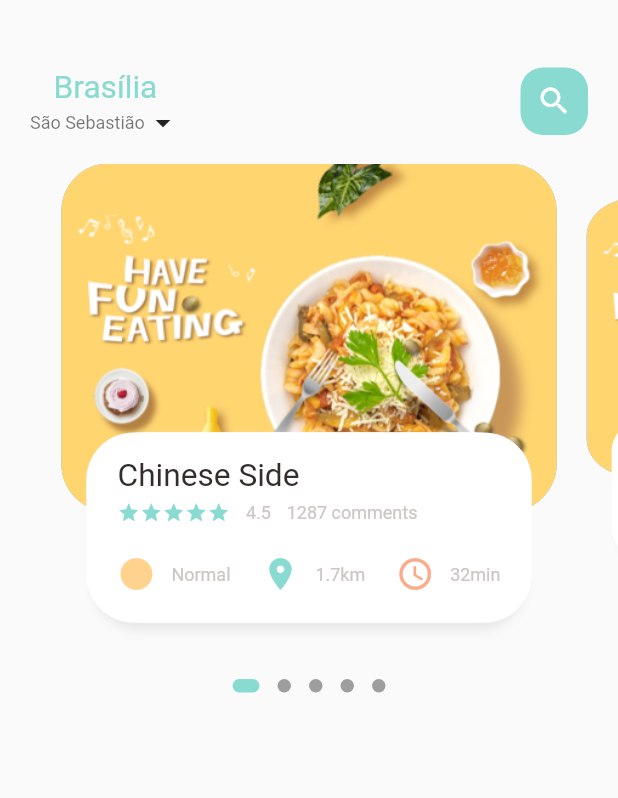
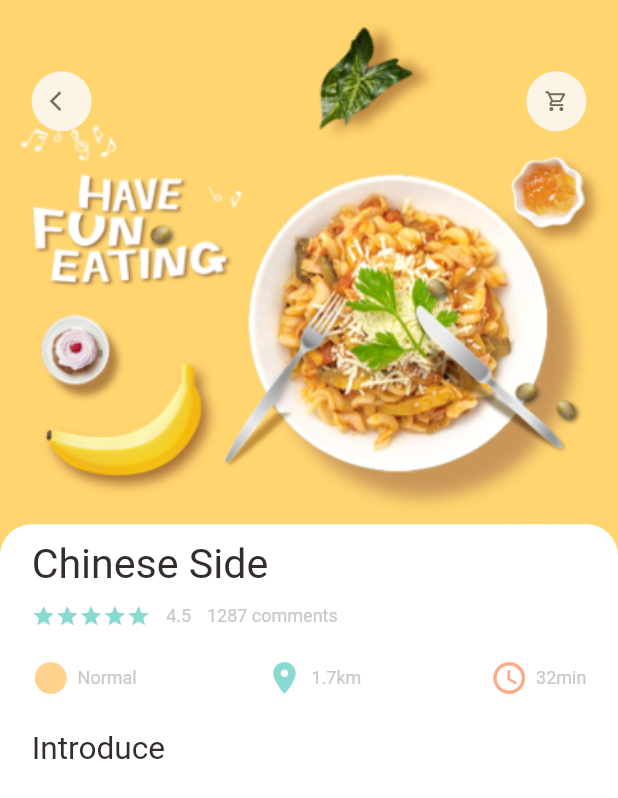
Before and after one commit to gbllopes/food-delivery-app, a Flutter app: the screen it shows after launch, on a phone screen of 412 x 824 dp. Shown: the top 798 px of the screen. Run offline on Flutter 3.47's test engine with Material 2 defaults, Android fonts, the light colour scheme and no system bars; drawn by our look-alikes of dots_indicator; our stand-ins replace get.

Commit message:
Criando página de detalhamento da comida.

```diff
--- a/lib/main.dart
+++ b/lib/main.dart
@@ -1,7 +1,8 @@
 import 'package:flutter/material.dart';
 import 'package:flutter/services.dart';
+import 'package:food_deliveryapp/pages/food/popular_food_detail.dart';
 import 'package:get/get.dart';
-import 'home/main_food_page.dart';
+import 'pages/home/main_food_page.dart';
 
 void main() {
   SystemChrome.setSystemUIOverlayStyle(SystemUiOverlayStyle(
@@ -22,7 +23,7 @@ class MyApp extends StatelessWidget {
       theme: ThemeData(
         primarySwatch: Colors.blue,
       ),
-      home: MainFoodPage(),
+      home: PopularFoodDetail(),
     );
   }
 }
--- /dev/null
+++ b/lib/pages/food/popular_food_detail.dart
@@ -0,0 +1,101 @@
+import 'package:flutter/material.dart';
+import 'package:food_deliveryapp/utils/dimensions.dart';
+import 'package:food_deliveryapp/widgets/app_icon.dart';
+
+import '../../utils/colors.dart';
+import '../../widgets/IconAndTextWidget.dart';
+import '../../widgets/app_column.dart';
+import '../../widgets/big_text.dart';
+import '../../widgets/small_text.dart';
+
+class PopularFoodDetail extends StatelessWidget {
+  const PopularFoodDetail({Key? key}) : super(key: key);
+
+  @override
+  Widget build(BuildContext context) {
+    return Scaffold(
+      backgroundColor: Colors.white,
+      body: Stack(
+        children: [
+          Positioned(
+            left: 0,
+            right: 0,
+            child: Container(
+              width: double.maxFinite,
+              height: Dimensions.popularFoodImgSize,
+              decoration: BoxDecoration(
+                image: DecorationImage(
+                  fit: BoxFit.cover,
+                  image: AssetImage('assets/image/food0.png'),
+                ),
+              ),
+            ),
+          ),
+          Positioned(
+            top: Dimensions.height45,
+            left: Dimensions.width20,
+            right: Dimensions.width20,
+            child: Row(
+              mainAxisAlignment: MainAxisAlignment.spaceBetween,
+              children: [
+                AppIcon(icon: Icons.arrow_back_ios),
+                AppIcon(icon: Icons.shopping_cart_outlined),
+              ],
+            ),
+          ),
+          Positioned(
+            left: 0,
+            right: 0,
+            bottom: 0,
+            top: Dimensions.popularFoodImgSize - 20,
+            child: Container(
+              padding: EdgeInsets.symmetric(
+                horizontal: Dimensions.width20,
+                vertical: Dimensions.height10,
+              ),
+              decoration: BoxDecoration(
+                  color: Colors.white,
+                  borderRadius: BorderRadius.only(
+                    topLeft: Radius.circular(Dimensions.radius20),
+                    topRight: Radius.circular(Dimensions.radius20),
+                  )),
+              child: Column(
+                crossAxisAlignment: CrossAxisAlignment.start,
+                children: [
+                  AppColumn(
+                    text: 'Chinese Side',
+                    textSize: Dimensions.font26,
+                  ),
+                  SizedBox(height: Dimensions.height20),
+                  BigText(text: 'Introduce')
+                ],
+              ),
+            ),
+          )
+        ],
+      ),
+      bottomNavigationBar: Container(
+        height: Dimensions.bottomNavigationSize,
+        padding: EdgeInsets.symmetric(
+            vertical: Dimensions.height30, horizontal: Dimensions.width20),
+        decoration: BoxDecoration(
+          color: AppColors.buttonBackgroundColor,
+          borderRadius: BorderRadius.only(
+            topLeft: Radius.circular(Dimensions.radius20 * 2),
+            topRight: Radius.circular(Dimensions.radius20 * 2),
+          ),
+        ),
+        child: Row(
+          children: [
+            Container(
+              decoration: BoxDecoration(
+                borderRadius: BorderRadius.circular(Dimensions.radius20),
+                color: Colors.white,
+              ),
+            )
+          ],
+        ),
+      ),
+    );
+  }
+}
--- a/lib/home/main_food_page.dart
+++ b/lib/pages/home/main_food_page.dart
@@ -1,8 +1,9 @@
 import 'package:flutter/material.dart';
+import 'package:food_deliveryapp/utils/dimensions.dart';
 
-import '../utils/colors.dart';
-import '../widgets/big_text.dart';
-import '../widgets/small_text.dart';
+import '../../utils/colors.dart';
+import '../../widgets/big_text.dart';
+import '../../widgets/small_text.dart';
 import 'food_page_body.dart';
 
 class MainFoodPage extends StatefulWidget {
@@ -19,13 +20,15 @@ class _MainFoodPageState extends State<MainFoodPage> {
         body: Column(
       children: [
         Container(
-          margin: EdgeInsets.only(top: 45, bottom: 15),
-          padding: EdgeInsets.symmetric(horizontal: 20),
+          margin: EdgeInsets.only(
+              top: Dimensions.height45, bottom: Dimensions.height15),
+          padding: EdgeInsets.symmetric(horizontal: Dimensions.height20),
           child: Row(
             mainAxisAlignment: MainAxisAlignment.spaceBetween,
             crossAxisAlignment: CrossAxisAlignment.start,
             children: [
               Column(
+                crossAxisAlignment: CrossAxisAlignment.start,
                 children: [
                   BigText(
                     text: 'Brasília',
@@ -41,10 +44,10 @@ class _MainFoodPageState extends State<MainFoodPage> {
                 ],
               ),
               Container(
-                width: 45,
-                height: 45,
+                width: Dimensions.width45,
+                height: Dimensions.height45,
                 decoration: BoxDecoration(
-                    borderRadius: BorderRadius.circular(15),
+                    borderRadius: BorderRadius.circular(Dimensions.radius05),
                     color: AppColors.mainColor),
                 child: Icon(
                   Icons.search,
@@ -54,7 +57,11 @@ class _MainFoodPageState extends State<MainFoodPage> {
             ],
           ),
         ),
-        FoodPageBody()
+        Expanded(
+          child: SingleChildScrollView(
+            child: FoodPageBody(),
+          ),
+        )
       ],
     ));
   }
--- a/lib/utils/dimensions.dart
+++ b/lib/utils/dimensions.dart
@@ -9,22 +9,44 @@ class Dimensions {
   static double pageViewContainer = screenHeight / 3.55;
   static double pageViewTextContainer = screenHeight / 6.50;
 
-  //dynamic padding, margin and height
-  static double height10 = screenHeight / 159.2;
+  //Dynamic Padding, Margin and Height
+  static double height05 = screenHeight / 156.2;
+  static double height10 = screenHeight / 78.1;
   static double height15 = screenHeight / 52.06;
   static double height20 = screenHeight / 39.05;
   static double height30 = screenHeight / 26.03;
+  static double height45 = screenHeight / 17.35;
 
-  //dynamic padding, margin and width
-  static double width05 = screenHeight / 78.1;
+  //Dynamic Padding, Margin and Width
+  static double width05 = screenHeight / 156.2;
   static double width10 = screenHeight / 78.1;
   static double width15 = screenHeight / 52.06;
   static double width20 = screenHeight / 39.05;
   static double width30 = screenHeight / 26.03;
+  static double width45 = screenHeight / 17.35;
 
+  //Font Size
   static double font20 = screenHeight / 39.05;
+  static double font26 = screenHeight / 30.03;
+
+  //Border Radius
+  static double radius05 = screenHeight / 78.1;
+  static double radius15 = screenHeight / 39.05;
   static double radius20 = screenHeight / 39.05;
-  static double radius30 = screenHeight / 26.03;
+  static double radius30 = screenHeight / 52.06;
+  static double radius35 = screenHeight / 22.31;
 
+  //Icon Size
   static double iconSize24 = screenHeight / 32.54;
+  static double iconSize15 = screenHeight / 52.06;
+
+  //List View Size
+  static double listViewImgSize = screenHeight / 6.50;
+  static double listViewTextContainerSize = screenHeight / 7.81;
+
+  //Image Size Detail Page
+  static double popularFoodImgSize = screenHeight / 2.23;
+
+  //Bottom Navigation Bar Size
+  static double bottomNavigationSize = screenHeight / 6.50;
 }
--- /dev/null
+++ b/lib/widgets/app_column.dart
@@ -0,0 +1,67 @@
+import 'package:flutter/material.dart';
+
+import 'package:food_deliveryapp/widgets/IconAndTextWidget.dart';
+import 'package:food_deliveryapp/widgets/small_text.dart';
+
+import '../utils/colors.dart';
+import '../utils/dimensions.dart';
+import 'big_text.dart';
+
+class AppColumn extends StatelessWidget {
+  final String text;
+  final double? textSize;
+  const AppColumn({
+    Key? key,
+    required this.text,
+    this.textSize = 0,
+  }) : super(key: key);
+
+  @override
+  Widget build(BuildContext context) {
+    return Column(
+      crossAxisAlignment: CrossAxisAlignment.start,
+      children: [
+        BigText(
+          text: text,
+          size: textSize!,
+        ),
+        SizedBox(height: Dimensions.height10),
+        Row(
+          children: [
+            Wrap(
+                children: List.generate(
+                    5,
+                    (index) => Icon(Icons.star,
+                        color: AppColors.mainColor,
+                        size: Dimensions.iconSize15))),
+            SizedBox(width: Dimensions.width10),
+            SmallText(text: '4.5'),
+            SizedBox(width: Dimensions.width10),
+            SmallText(text: '1287 comments'),
+          ],
+        ),
+        SizedBox(height: Dimensions.height20),
+        Row(
+          mainAxisAlignment: MainAxisAlignment.spaceBetween,
+          children: [
+            IconAndTextWidget(
+              text: 'Normal',
+              icon: Icons.circle_sharp,
+              iconColor: AppColors.iconColor1,
+            ),
+            IconAndTextWidget(
+              text: '1.7km',
+              icon: Icons.location_on,
+              iconColor: AppColors.mainColor,
+            ),
+            IconAndTextWidget(
+              text: '32min',
+              icon: Icons.access_time_rounded,
+              iconColor: AppColors.iconColor2,
+            ),
+          ],
+        )
+      ],
+    );
+  }
+}
--- /dev/null
+++ b/lib/widgets/app_icon.dart
@@ -0,0 +1,34 @@
+import 'package:flutter/material.dart';
+import 'package:food_deliveryapp/utils/dimensions.dart';
+
+class AppIcon extends StatelessWidget {
+  final IconData icon;
+  final Color backgroundColor;
+  final Color iconColor;
+  final double size;
+
+  const AppIcon({
+    Key? key,
+    required this.icon,
+    this.backgroundColor = const Color(0xFFfcf4e4),
+    this.iconColor = const Color(0xFF756d54),
+    this.size = 40,
+  }) : super(key: key);
+
+  @override
+  Widget build(BuildContext context) {
+    return Container(
+      width: size,
+      height: size,
+      decoration: BoxDecoration(
+        borderRadius: BorderRadius.circular(size / 2),
+        color: backgroundColor,
+      ),
+      child: Icon(
+        icon,
+        color: iconColor,
+        size: Dimensions.iconSize15,
+      ),
+    );
+  }
+}
```
Also changed, not shown: lib/pages/home/food_page_body.dart (renamed from lib/home/food_page_body.dart, +100 -52 lines).
